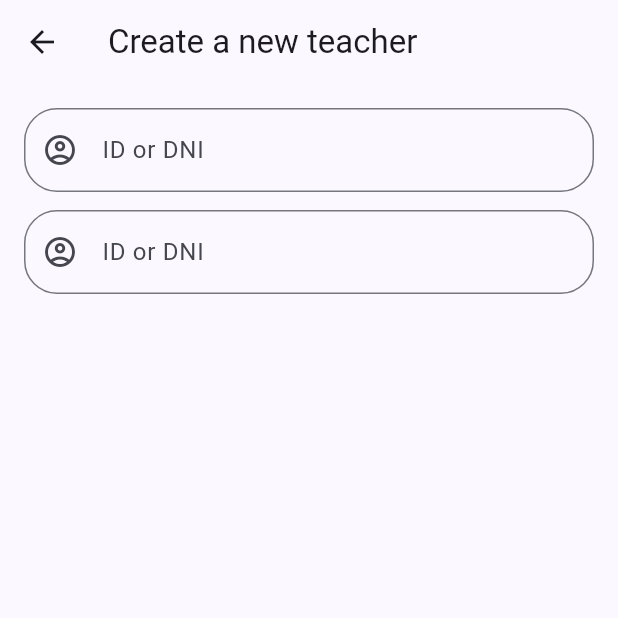
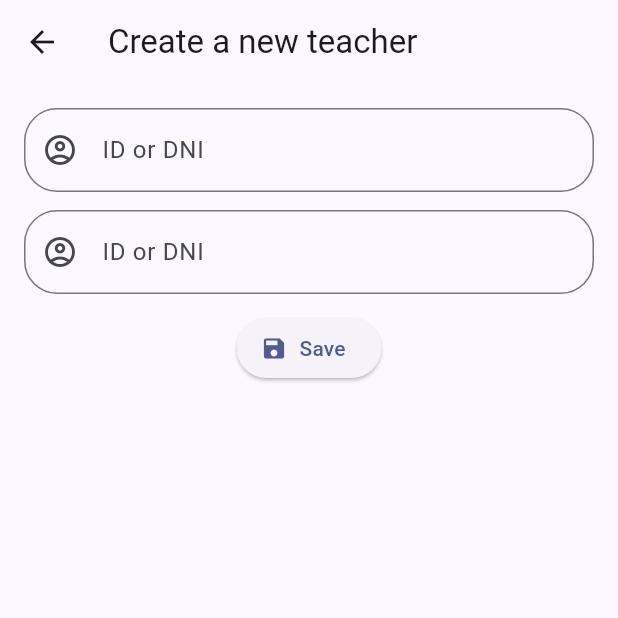
Before and after one commit to SofiaGracia/Streams_in_floor, a Flutter app: the FormScreen screen opened directly, on a phone screen of 412 x 824 dp, the top half of it. Run offline on Flutter 3.47's test engine with Material 3 defaults, Android fonts, the phone set to English and light mode, and no system bars; our stand-ins replace floor, flutter_riverpod, sqflite; accounts and stored records are empty; generated files the repository leaves out were written again; statements that could not run were skipped.

Commit message:
SIF-9: Created SaveTeacherButton

```diff
--- a/lib/presentation/screens/form.dart
+++ b/lib/presentation/screens/form.dart
@@ -2,6 +2,8 @@ import 'package:flutter/cupertino.dart';
 import 'package:flutter/material.dart';
 import 'package:flutter/src/widgets/framework.dart';
 import 'package:flutter_riverpod/flutter_riverpod.dart';
+
+import '../widgets/save_form_button.dart';
 
 class FormScreen extends ConsumerStatefulWidget {
   //We may need a onCreate
@@ -69,6 +71,10 @@ class _FormScreenState extends ConsumerState<FormScreen> {
                     icon: Icons.account_circle_outlined),
                 const SizedBox(height: 12),
                 //Save teacher button
+                SaveTeacherButton(
+                  onPressed: ,
+                  text: 'Save',
+                )
               ],
             )),
       ),
--- /dev/null
+++ b/lib/presentation/widgets/save_form_button.dart
@@ -0,0 +1,19 @@
+import 'package:flutter/material.dart';
+import 'package:flutter/src/widgets/framework.dart';
+import 'package:flutter_riverpod/flutter_riverpod.dart';
+
+class SaveTeacherButton extends ConsumerWidget {
+  final String text;
+  final VoidCallback onPressed;
+
+  SaveTeacherButton({super.key, required this.text, required this.onPressed});
+
+  @override
+  Widget build(BuildContext context, WidgetRef ref) {
+    return ElevatedButton.icon(
+      onPressed: onPressed,
+      icon: const Icon(Icons.save),
+      label: Text(text),
+    );
+  }
+}
```
